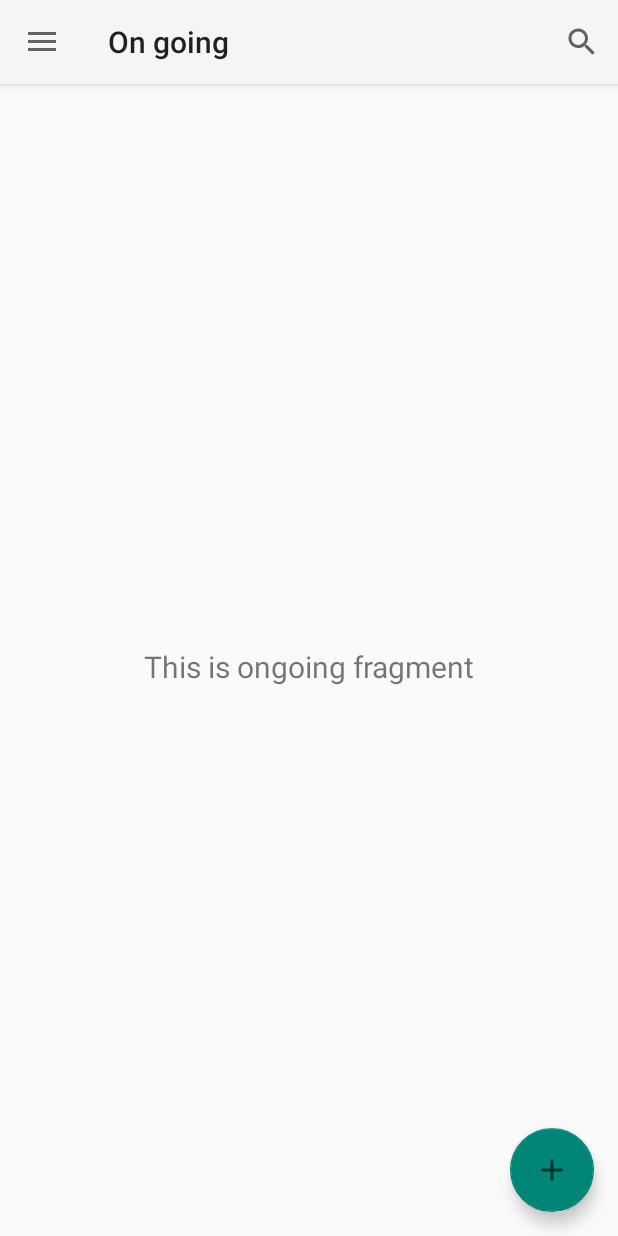
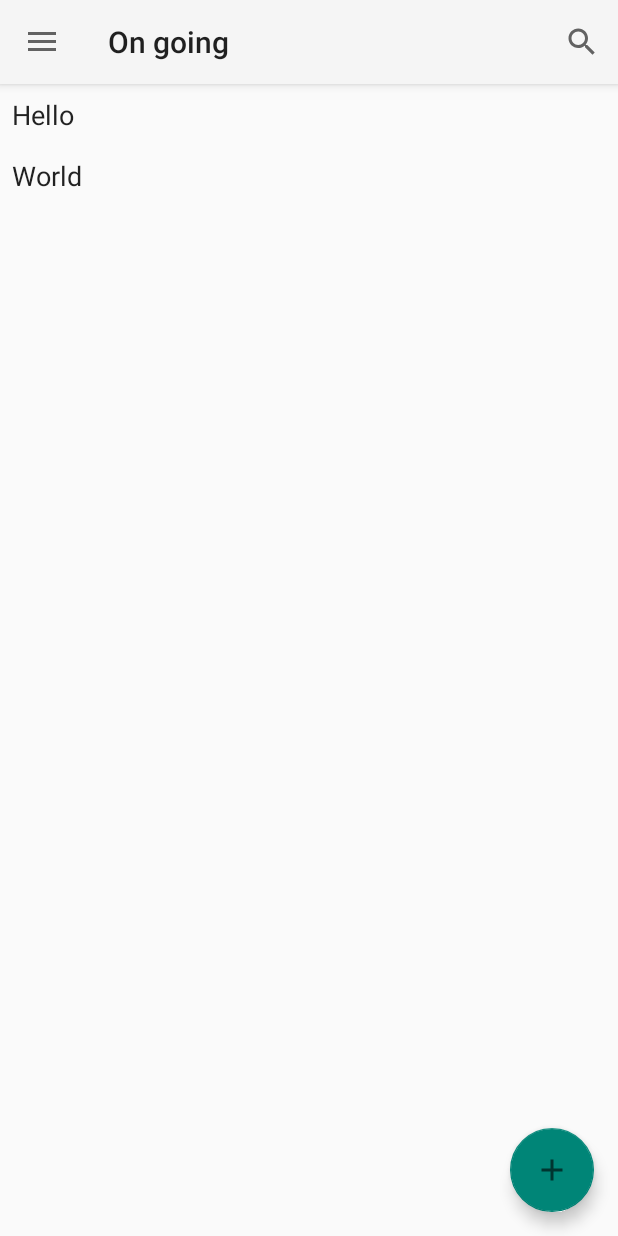
Before and after one commit to YAJATapps/ReminderApp, an Android app: the screen it shows after launch (MainActivity), on a phone screen of 412 x 824 dp. Run offline under Robolectric (Android 15) with nearby library versions, the phone set to English and light mode, and no system bars; our stand-ins replace Room's generated code, navigation-ui.

Commit message:
Added room database. Currently it just shows some dummy content on main page.

```diff
--- /dev/null
+++ b/app/src/main/java/com/reminderapp/database/Note.java
@@ -0,0 +1,51 @@
+package com.reminderapp.database;
+
+/*
+ * Copyright (C) 2017 Google Inc.
+ *
+ * Licensed under the Apache License, Version 2.0 (the "License");
+ * you may not use this file except in compliance with the License.
+ * You may obtain a copy of the License at
+ *
+ *      http://www.apache.org/licenses/LICENSE-2.0
+ *
+ * Unless required by applicable law or agreed to in writing, software
+ * distributed under the License is distributed on an "AS IS" BASIS,
+ * WITHOUT WARRANTIES OR CONDITIONS OF ANY KIND, either express or implied.
+ * See the License for the specific language governing permissions and
+ * limitations under the License.
+ */
+
+import androidx.room.ColumnInfo;
+import androidx.room.Entity;
+import androidx.room.PrimaryKey;
+import androidx.annotation.NonNull;
+
+/**
+ * A basic class representing an entity that is a row in a one-column database table.
+ *
+ * @ Entity - You must annotate the class as an entity and supply a table name if not class name.
+ * @ PrimaryKey - You must identify the primary key.
+ * @ ColumnInfo - You must supply the column name if it is different from the variable name.
+ *
+ * See the documentation for the full rich set of annotations.
+ * https://developer.android.com/topic/libraries/architecture/room.html
+ */
+
+@Entity(tableName = "note_table")
+public class Note {
+
+    @PrimaryKey
+    @NonNull
+    @ColumnInfo(name = "note")
+    private String mNote;
+
+    public Note(@NonNull String note) {
+        this.mNote = note;
+    }
+
+    @NonNull
+    public String getNote() {
+        return this.mNote;
+    }
+}
--- /dev/null
+++ b/app/src/main/java/com/reminderapp/database/NoteDao.java
@@ -0,0 +1,51 @@
+package com.reminderapp.database;
+
+/*
+ * Copyright (C) 2017 Google Inc.
+ *
+ * Licensed under the Apache License, Version 2.0 (the "License");
+ * you may not use this file except in compliance with the License.
+ * You may obtain a copy of the License at
+ *
+ *      http://www.apache.org/licenses/LICENSE-2.0
+ *
+ * Unless required by applicable law or agreed to in writing, software
+ * distributed under the License is distributed on an "AS IS" BASIS,
+ * WITHOUT WARRANTIES OR CONDITIONS OF ANY KIND, either express or implied.
+ * See the License for the specific language governing permissions and
+ * limitations under the License.
+ */
+
+import androidx.lifecycle.LiveData;
+import androidx.room.Dao;
+import androidx.room.Insert;
+import androidx.room.OnConflictStrategy;
+import androidx.room.Query;
+
+import java.util.List;
+
+/**
+ * The Room Magic is in this file, where you map a Java method call to an SQL query.
+ *
+ * When you are using complex data types, such as Date, you have to also supply type converters.
+ * To keep this example basic, no types that require type converters are used.
+ * See the documentation at
+ * https://developer.android.com/topic/libraries/architecture/room.html#type-converters
+ */
+
+@Dao
+public interface NoteDao {
+
+    // LiveData is a data holder class that can be observed within a given lifecycle.
+    // Always holds/caches latest version of data. Notifies its active observers when the
+    // data has changed. Since we are getting all the contents of the database,
+    // we are notified whenever any of the database contents have changed.
+    @Query("SELECT * FROM note_table ORDER BY note ASC")
+    LiveData<List<Note>> getAlphabetizedNotes();
+
+    @Insert(onConflict = OnConflictStrategy.IGNORE)
+    void insert(Note note);
+
+    @Query("DELETE FROM note_table")
+    void deleteAll();
+}
--- /dev/null
+++ b/app/src/main/java/com/reminderapp/database/NoteRepository.java
@@ -0,0 +1,57 @@
+package com.reminderapp.database;
+
+/*
+ * Copyright (C) 2017 Google Inc.
+ *
+ * Licensed under the Apache License, Version 2.0 (the "License");
+ * you may not use this file except in compliance with the License.
+ * You may obtain a copy of the License at
+ *
+ *      http://www.apache.org/licenses/LICENSE-2.0
+ *
+ * Unless required by applicable law or agreed to in writing, software
+ * distributed under the License is distributed on an "AS IS" BASIS,
+ * WITHOUT WARRANTIES OR CONDITIONS OF ANY KIND, either express or implied.
+ * See the License for the specific language governing permissions and
+ * limitations under the License.
+ */
+
+import android.app.Application;
+import androidx.lifecycle.LiveData;
+
+import java.util.List;
+
+/**
+ * Abstracted Repository as promoted by the Architecture Guide.
+ * https://developer.android.com/topic/libraries/architecture/guide.html
+ */
+
+class NoteRepository {
+
+    private NoteDao mNoteDao;
+    private LiveData<List<Note>> mAllNotes;
+
+    // Note that in order to unit test the NoteRepository, you have to remove the Application
+    // dependency. This adds complexity and much more code, and this sample is not about testing.
+    // See the BasicSample in the android-architecture-components repository at
+    // https://github.com/googlesamples
+    NoteRepository(Application application) {
+        NoteRoomDatabase db = NoteRoomDatabase.getDatabase(application);
+        mNoteDao = db.noteDao();
+        mAllNotes = mNoteDao.getAlphabetizedNotes();
+    }
+
+    // Room executes all queries on a separate thread.
+    // Observed LiveData will notify the observer when the data has changed.
+    LiveData<List<Note>> getAllNotes() {
+        return mAllNotes;
+    }
+
+    // You must call this on a non-UI thread or your app will throw an exception. Room ensures
+    // that you're not doing any long running operations on the main thread, blocking the UI.
+    void insert(Note note) {
+        NoteRoomDatabase.databaseWriteExecutor.execute(() -> {
+            mNoteDao.insert(note);
+        });
+    }
+}
--- /dev/null
+++ b/app/src/main/java/com/reminderapp/database/NoteRoomDatabase.java
@@ -0,0 +1,83 @@
+package com.reminderapp.database;
+
+/*
+ * Copyright (C) 2017 Google Inc.
+ *
+ * Licensed under the Apache License, Version 2.0 (the "License");
+ * you may not use this file except in compliance with the License.
+ * You may obtain a copy of the License at
+ *
+ *      http://www.apache.org/licenses/LICENSE-2.0
+ *
+ * Unless required by applicable law or agreed to in writing, software
+ * distributed under the License is distributed on an "AS IS" BASIS,
+ * WITHOUT WARRANTIES OR CONDITIONS OF ANY KIND, either express or implied.
+ * See the License for the specific language governing permissions and
+ * limitations under the License.
+ */
+
+import android.content.Context;
+
+import androidx.annotation.NonNull;
+import androidx.room.Database;
+import androidx.room.Room;
+import androidx.room.RoomDatabase;
+import androidx.sqlite.db.SupportSQLiteDatabase;
+
+import java.util.concurrent.ExecutorService;
+import java.util.concurrent.Executors;
+
+/**
+ * This is the backend. The database. This used to be done by the OpenHelper.
+ * The fact that this has very few comments emphasizes its coolness.  In a real
+ * app, consider exporting the schema to help you with migrations.
+ */
+
+@Database(entities = {Note.class}, version = 1, exportSchema = false)
+abstract class NoteRoomDatabase extends RoomDatabase {
+
+    abstract NoteDao noteDao();
+
+    // marking the instance as volatile to ensure atomic access to the variable
+    private static volatile NoteRoomDatabase INSTANCE;
+    private static final int NUMBER_OF_THREADS = 4;
+    static final ExecutorService databaseWriteExecutor =
+            Executors.newFixedThreadPool(NUMBER_OF_THREADS);
+
+    static NoteRoomDatabase getDatabase(final Context context) {
+        if (INSTANCE == null) {
+            synchronized (NoteRoomDatabase.class) {
+                if (INSTANCE == null) {
+                    INSTANCE = Room.databaseBuilder(context.getApplicationContext(),
+                            NoteRoomDatabase.class, "note_database")
+                            .addCallback(sRoomDatabaseCallback)
+                            .build();
+                }
+            }
+        }
+        return INSTANCE;
+    }
+
+    /**
+     * Override the onCreate method to populate the database.
+     * For this sample, we clear the database every time it is created.
+     */
+    private static NoteRoomDatabase.Callback sRoomDatabaseCallback = new RoomDatabase.Callback() {
+        @Override
+        public void onCreate(@NonNull SupportSQLiteDatabase db) {
+            super.onCreate(db);
+
+            databaseWriteExecutor.execute(() -> {
+                // Populate the database in the background.
+                // If you want to start with more notes, just add them.
+                NoteDao dao = INSTANCE.noteDao();
+                dao.deleteAll();
+
+                Note note = new Note("Hello");
+                dao.insert(note);
+                note = new Note("World");
+                dao.insert(note);
+            });
+        }
+    };
+}
--- /dev/null
+++ b/app/src/main/java/com/reminderapp/database/NoteViewModel.java
@@ -0,0 +1,52 @@
+package com.reminderapp.database;
+
+/*
+ * Copyright (C) 2017 Google Inc.
+ *
+ * Licensed under the Apache License, Version 2.0 (the "License");
+ * you may not use this file except in compliance with the License.
+ * You may obtain a copy of the License at
+ *
+ *      http://www.apache.org/licenses/LICENSE-2.0
+ *
+ * Unless required by applicable law or agreed to in writing, software
+ * distributed under the License is distributed on an "AS IS" BASIS,
+ * WITHOUT WARRANTIES OR CONDITIONS OF ANY KIND, either express or implied.
+ * See the License for the specific language governing permissions and
+ * limitations under the License.
+ */
+
+import android.app.Application;
+import androidx.lifecycle.AndroidViewModel;
+import androidx.lifecycle.LiveData;
+
+import java.util.List;
+
+/**
+ * View Model to keep a reference to the note repository and
+ * an up-to-date list of all notes.
+ */
+
+public class NoteViewModel extends AndroidViewModel {
+
+    private NoteRepository mRepository;
+    // Using LiveData and caching what getAlphabetizedNotes returns has several benefits:
+    // - We can put an observer on the data (instead of polling for changes) and only update the
+    //   the UI when the data actually changes.
+    // - Repository is completely separated from the UI through the ViewModel.
+    private final LiveData<List<Note>> mAllNotes;
+
+    public NoteViewModel(Application application) {
+        super(application);
+        mRepository = new NoteRepository(application);
+        mAllNotes = mRepository.getAllNotes();
+    }
+
+    public LiveData<List<Note>> getAllNotes() {
+        return mAllNotes;
+    }
+
+    public void insert(Note note) {
+        mRepository.insert(note);
+    }
+}
--- /dev/null
+++ b/app/src/main/java/com/reminderapp/ui/NoteAdapter.java
@@ -0,0 +1,34 @@
+package com.reminderapp.ui;
+
+import android.view.ViewGroup;
+
+import androidx.recyclerview.widget.RecyclerView;
+
+import com.reminderapp.database.Note;
+
+import java.util.List;
+
+public class NoteAdapter extends RecyclerView.Adapter<NoteViewHolder> {
+
+    private List<Note> mNotes;
+
+    public void setNotesList(List<Note> notes) {
+        mNotes = notes;
+    }
+
+    @Override
+    public NoteViewHolder onCreateViewHolder(ViewGroup parent, int viewType) {
+        return NoteViewHolder.create(parent);
+    }
+
+    @Override
+    public void onBindViewHolder(NoteViewHolder holder, int position) {
+        holder.bind(mNotes.get(position).getNote());
+    }
+
+    @Override
+    public int getItemCount() {
+        return mNotes == null ? 0 : mNotes.size();
+    }
+
+}
--- /dev/null
+++ b/app/src/main/java/com/reminderapp/ui/NoteViewHolder.java
@@ -0,0 +1,45 @@
+/*
+ * Copyright (C) 2020 Google Inc.
+ *
+ * Licensed under the Apache License, Version 2.0 (the "License");
+ * you may not use this file except in compliance with the License.
+ * You may obtain a copy of the License at
+ *
+ *      http://www.apache.org/licenses/LICENSE-2.0
+ *
+ * Unless required by applicable law or agreed to in writing, software
+ * distributed under the License is distributed on an "AS IS" BASIS,
+ * WITHOUT WARRANTIES OR CONDITIONS OF ANY KIND, either express or implied.
+ * See the License for the specific language governing permissions and
+ * limitations under the License.
+ */
+
+package com.reminderapp.ui;
+
+import android.view.LayoutInflater;
+import android.view.View;
+import android.view.ViewGroup;
+import android.widget.TextView;
+
+import androidx.recyclerview.widget.RecyclerView;
+
+import com.reminderapp.R;
+
+class NoteViewHolder extends RecyclerView.ViewHolder {
+    private final TextView noteItemView;
+
+    private NoteViewHolder(View itemView) {
+        super(itemView);
+        noteItemView = itemView.findViewById(R.id.note_name);
+    }
+
+    public void bind(String text) {
+        noteItemView.setText(text);
+    }
+
+    static NoteViewHolder create(ViewGroup parent) {
+        View view = LayoutInflater.from(parent.getContext())
+                .inflate(R.layout.note_item, parent, false);
+        return new NoteViewHolder(view);
+    }
+}
--- a/app/src/main/java/com/reminderapp/ui/ongoing/OngoingFragment.java
+++ b/app/src/main/java/com/reminderapp/ui/ongoing/OngoingFragment.java
@@ -4,32 +4,34 @@ import android.os.Bundle;
 import android.view.LayoutInflater;
 import android.view.View;
 import android.view.ViewGroup;
-import android.widget.TextView;
 
 import androidx.annotation.NonNull;
-import androidx.annotation.Nullable;
 import androidx.fragment.app.Fragment;
-import androidx.lifecycle.Observer;
 import androidx.lifecycle.ViewModelProvider;
+import androidx.recyclerview.widget.LinearLayoutManager;
+import androidx.recyclerview.widget.RecyclerView;
 
 import com.reminderapp.R;
+import com.reminderapp.database.NoteViewModel;
+import com.reminderapp.ui.NoteAdapter;
 
 public class OngoingFragment extends Fragment {
 
-    private OngoingViewModel ongoingViewModel;
+    private NoteViewModel noteViewModel;
 
     public View onCreateView(@NonNull LayoutInflater inflater,
                              ViewGroup container, Bundle savedInstanceState) {
-        ongoingViewModel =
-                new ViewModelProvider(this).get(OngoingViewModel.class);
+        noteViewModel = new ViewModelProvider(this).get(NoteViewModel.class);
         View root = inflater.inflate(R.layout.fragment_ongoing, container, false);
-        final TextView textView = root.findViewById(R.id.text_ongoing);
-        ongoingViewModel.getText().observe(getViewLifecycleOwner(), new Observer<String>() {
-            @Override
-            public void onChanged(@Nullable String s) {
-                textView.setText(s);
-            }
+        RecyclerView recyclerView = root.findViewById(R.id.recycler_view);
+        recyclerView.setLayoutManager(new LinearLayoutManager(getContext()));
+        NoteAdapter mAdapter = new NoteAdapter();
+        recyclerView.setAdapter(mAdapter);
+        noteViewModel.getAllNotes().observe(getViewLifecycleOwner(), notes -> {
+            // Update the cached copy of the notes in the adapter.
+            mAdapter.setNotesList(notes);
         });
+
         return root;
     }
 }
--- a/app/src/main/java/com/reminderapp/ui/ongoing/OngoingViewModel.java
+++ /dev/null
@@ -1,19 +0,0 @@
-package com.reminderapp.ui.ongoing;
-
-import androidx.lifecycle.LiveData;
-import androidx.lifecycle.MutableLiveData;
-import androidx.lifecycle.ViewModel;
-
-public class OngoingViewModel extends ViewModel {
-
-    private MutableLiveData<String> mText;
-
-    public OngoingViewModel() {
-        mText = new MutableLiveData<>();
-        mText.setValue("This is ongoing fragment");
-    }
-
-    public LiveData<String> getText() {
-        return mText;
-    }
-}
--- a/app/src/main/res/layout/fragment_ongoing.xml
+++ b/app/src/main/res/layout/fragment_ongoing.xml
@@ -6,15 +6,11 @@
     android:layout_height="match_parent"
     tools:context=".ui.ongoing.OngoingFragment">
 
-    <TextView
-        android:id="@+id/text_ongoing"
+    <androidx.recyclerview.widget.RecyclerView
+        android:id="@+id/recycler_view"
         android:layout_width="match_parent"
-        android:layout_height="wrap_content"
-        android:layout_marginStart="8dp"
-        android:layout_marginTop="8dp"
-        android:layout_marginEnd="8dp"
-        android:textAlignment="center"
-        android:textSize="20sp"
+        android:layout_height="match_parent"
+        android:scrollbars="vertical"
         app:layout_constraintBottom_toBottomOf="parent"
         app:layout_constraintEnd_toEndOf="parent"
         app:layout_constraintStart_toStartOf="parent"
--- /dev/null
+++ b/app/src/main/res/layout/note_item.xml
@@ -0,0 +1,19 @@
+<?xml version="1.0" encoding="utf-8"?>
+
+<LinearLayout xmlns:android="http://schemas.android.com/apk/res/android"
+    android:layout_width="match_parent"
+    android:layout_height="wrap_content"
+    android:background="?android:attr/selectableItemBackground"
+    android:gravity="center_vertical"
+    android:orientation="vertical">
+
+    <TextView
+        android:id="@+id/note_name"
+        style="@android:style/TextAppearance.Medium"
+        android:layout_width="wrap_content"
+        android:layout_height="wrap_content"
+        android:maxLines="2"
+        android:padding="8dp"
+        android:textColor="?android:attr/textColorPrimary" />
+
+</LinearLayout>
```
Also changed, not shown: app/build.gradle (+14 -4 lines).
